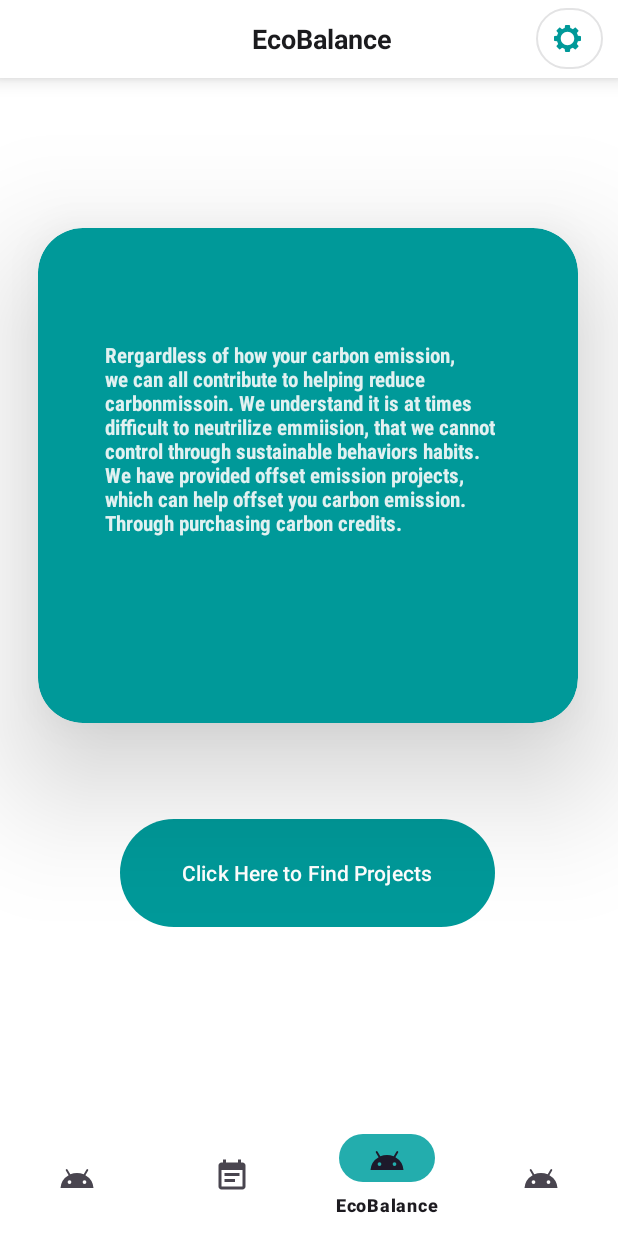
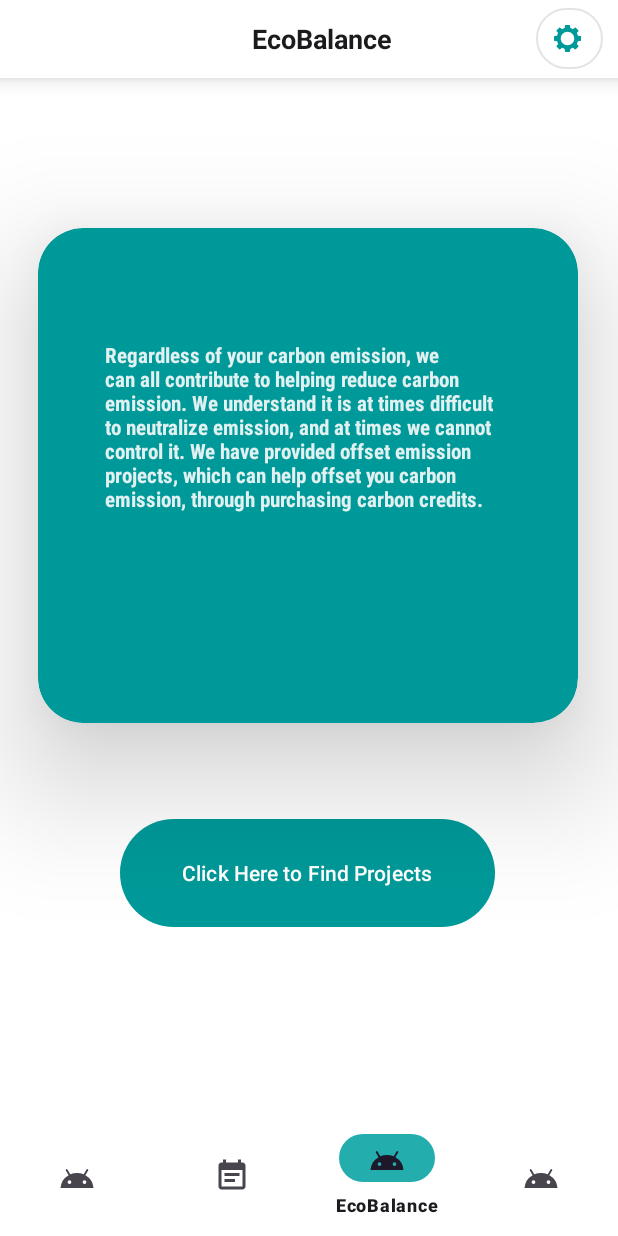
Before and after one commit to A-Skvortsov/Planetze, an Android app: the EcoBalanceFragment screen opened through its navigation route, on a phone screen of 412 x 824 dp. Run offline under Robolectric (Android 15) with nearby library versions, the phone set to English and light mode, and no system bars; our stand-ins replace Firebase (no records; nobody signed in at launch, a user with empty details on screens opened directly), navigation-ui; libraries missing offline, so code that uses them is left out: com.github.mikephil.charting, com.opencsv, com.opencsv.exceptions; Roboto replaces fonts that are not available here; 6 statements that could not run were skipped.

Commit message:
Fix paragrpah

```diff
--- a/app/src/main/res/values/strings.xml
+++ b/app/src/main/res/values/strings.xml
@@ -54,10 +54,10 @@
     <string name="intro">You Carbon Emission is:</string>
     <string name="idk">.?.</string>
     <string name="title">Eco Balance</string>
-    <string name="para1">Rergardless of how your carbon emission, we can all contribute to helping reduce carbonmissoin.
-    We understand it is at times difficult to neutrilize emmiision, that we cannot control through sustainable behaviors habits.
+    <string name="para1">Regardless of your carbon emission, we can all contribute to helping reduce carbon emission.
+    We understand it is at times difficult to neutralize emission, and at times we cannot control it.
 
-We have provided offset emission  projects, which can help offset you carbon emission. Through purchasing carbon credits.
+We have provided offset emission projects, which can help offset you carbon emission, through purchasing carbon credits.
     </string>
     <string name="reducebutn">CLICK HERE TO REDUCE YOUR CARBON EMISSION</string>
     <string name="p1">Tester Paragraph</string>
```
